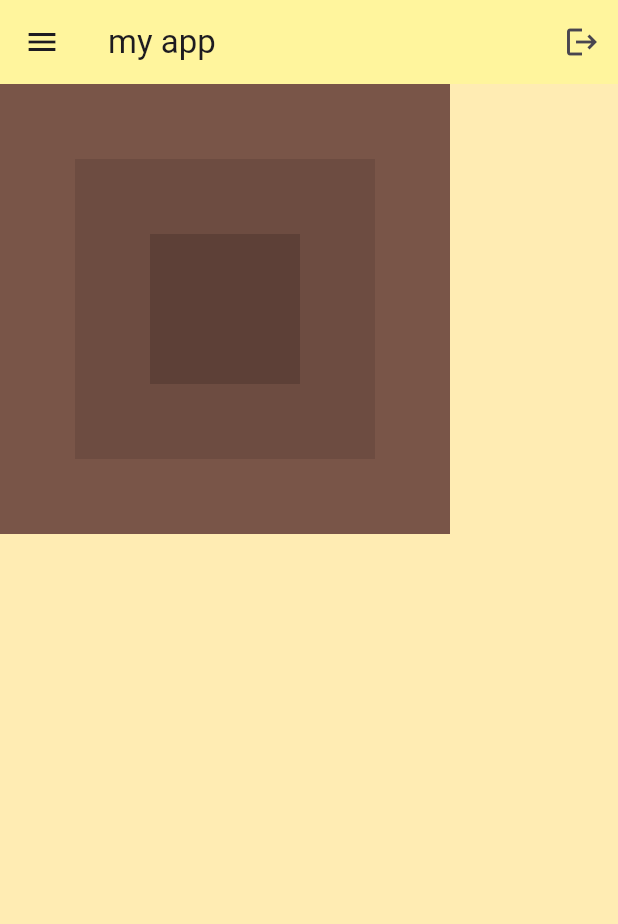
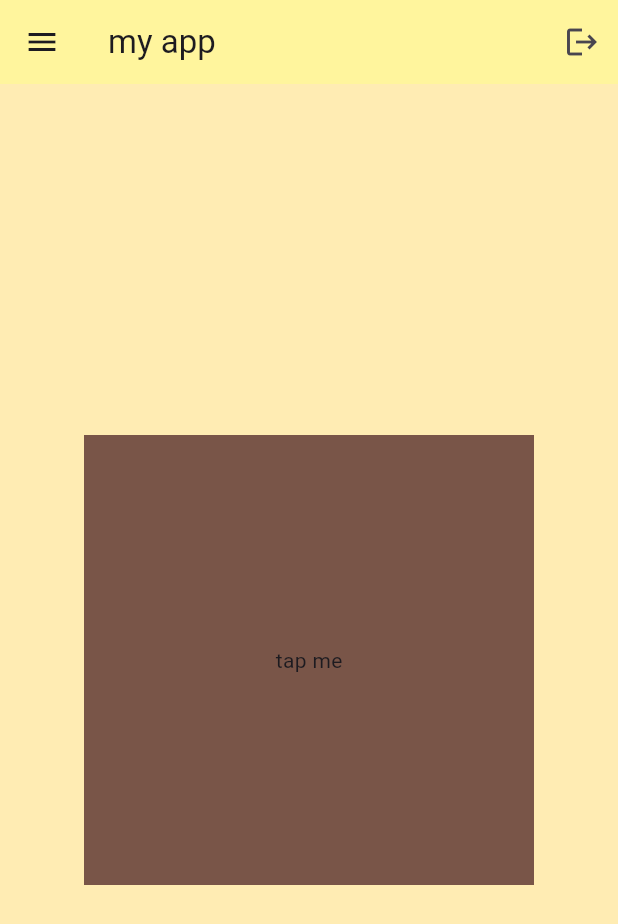
Before and after one commit to mirfan777/basic_flutter, a Flutter app: the screen it shows after launch, on a phone screen of 412 x 824 dp. Shown: the top 924 px of the screen. Run offline on Flutter 3.47's test engine with Material 3 defaults, Android fonts, the phone set to English and light mode, and no system bars.

Commit message:
gesture detector

```diff
--- a/lib/main.dart
+++ b/lib/main.dart
@@ -27,25 +27,17 @@ class MyApp extends StatelessWidget {
             }, icon: Icon(Icons.logout))
           ],
         ),
-        body: Stack(
-          alignment: Alignment.center,
-          children: [
-            Container(
-              height: 300,
-              width: 300,
-              color: Colors.brown,
-            ),
-            Container(
-              height: 200,
-              width: 200,
-              color: Colors.brown[600],
-            ),
-            Container(
-              height: 100,
-              width: 100,
-              color: Colors.brown[700],
+        body: Center(
+            child : GestureDetector(
+              onTap: () => {
+                print("User tapped!")
+              },
+              child: Container(
+                height: 300,
+                width: 300,
+                color: Colors.brown,
+                child: Center(child: Text("tap me"))),
             )
-          ],
           )
         )
       );
```
